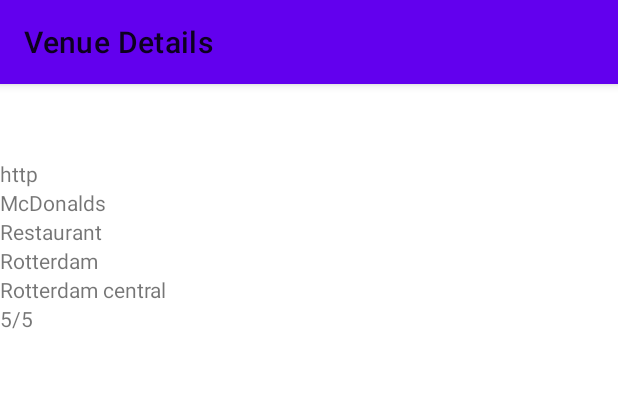
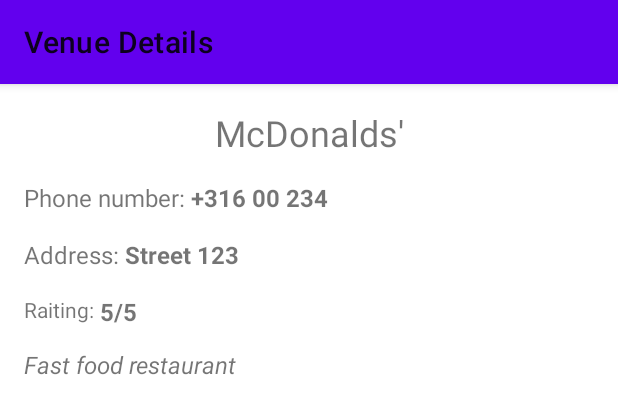
Before and after one commit to Deniss84/ProjectInSquare, an Android app: the layout fragment_details.xml on its own in the app's theme, with its tools: preview values and no code run, on a phone screen of 412 x 824 dp. Shown: the top 414 px of the screen. Run offline under Robolectric (Android 15) with nearby library versions, the phone set to English and light mode, and no system bars.

Commit message:
Update details screen UI

```diff
--- a/app/src/main/res/layout/fragment_details.xml
+++ b/app/src/main/res/layout/fragment_details.xml
@@ -26,62 +26,99 @@
 
         <androidx.constraintlayout.widget.ConstraintLayout
             android:layout_width="match_parent"
-            android:layout_height="wrap_content">
-
-            <TextView
-                android:id="@+id/photo"
-                android:layout_marginTop="50dp"
-                android:layout_width="match_parent"
-                android:layout_height="wrap_content"
-                app:layout_constraintEnd_toEndOf="parent"
-                app:layout_constraintStart_toStartOf="parent"
-                app:layout_constraintTop_toTopOf="parent"
-                tools:text="http" />
+            android:layout_height="wrap_content"
+            android:padding="16dp">
 
             <TextView
                 android:id="@+id/title"
                 android:layout_width="match_parent"
                 android:layout_height="wrap_content"
+                android:gravity="center_horizontal"
+                android:textSize="24sp"
                 app:layout_constraintEnd_toEndOf="parent"
                 app:layout_constraintStart_toStartOf="parent"
-                app:layout_constraintTop_toBottomOf="@+id/photo"
-                tools:text="McDonalds" />
+                app:layout_constraintTop_toTopOf="parent"
+                tools:text="McDonalds'" />
+
+
+            <TextView
+                android:id="@+id/contact_label"
+                android:layout_width="wrap_content"
+                android:layout_height="wrap_content"
+                android:layout_marginTop="16dp"
+                android:text="@string/phone"
+                android:textSize="16sp"
+                app:layout_constraintStart_toStartOf="parent"
+                app:layout_constraintTop_toBottomOf="@+id/title" />
+
+            <TextView
+                android:id="@+id/contact"
+                android:layout_width="0dp"
+                android:layout_height="wrap_content"
+                android:layout_marginStart="4dp"
+                android:textSize="16sp"
+                android:textStyle="bold"
+                app:layout_constraintBottom_toBottomOf="@+id/contact_label"
+                app:layout_constraintEnd_toEndOf="parent"
+                app:layout_constraintStart_toEndOf="@id/contact_label"
+                tools:text="+316 00 234" />
+
+
+            <TextView
+                android:id="@+id/address_label"
+                android:layout_width="0dp"
+                android:layout_height="wrap_content"
+                android:layout_marginTop="16dp"
+                android:text="@string/address"
+                android:textSize="16sp"
+                app:layout_constraintStart_toStartOf="parent"
+                app:layout_constraintTop_toBottomOf="@+id/contact_label" />
+
+            <TextView
+                android:id="@+id/address"
+                android:layout_width="0dp"
+                android:layout_height="wrap_content"
+                android:layout_marginStart="4dp"
+                android:textSize="16sp"
+                android:textStyle="bold"
+                app:layout_constraintEnd_toEndOf="parent"
+                app:layout_constraintStart_toEndOf="@id/address_label"
+                app:layout_constraintTop_toTopOf="@+id/address_label"
+                tools:text="Street 123" />
+
+
+            <TextView
+                android:id="@+id/raiting_label"
+                android:layout_width="0dp"
+                android:layout_height="wrap_content"
+                android:layout_marginTop="16dp"
+                android:text="@string/raiting"
+                app:layout_constraintStart_toStartOf="parent"
+                app:layout_constraintTop_toBottomOf="@+id/address_label" />
+
+            <TextView
+                android:id="@+id/raiting"
+                android:layout_width="0dp"
+                android:layout_height="wrap_content"
+                android:layout_marginStart="4dp"
+                android:textSize="16sp"
+                android:textStyle="bold"
+                app:layout_constraintEnd_toEndOf="parent"
+                app:layout_constraintStart_toEndOf="@id/raiting_label"
+                app:layout_constraintTop_toTopOf="@+id/raiting_label"
+                tools:text="5/5" />
 
             <TextView
                 android:id="@+id/description"
                 android:layout_width="match_parent"
                 android:layout_height="wrap_content"
+                android:layout_marginTop="16dp"
+                android:textSize="16sp"
+                android:textStyle="italic"
                 app:layout_constraintEnd_toEndOf="parent"
                 app:layout_constraintStart_toStartOf="parent"
-                app:layout_constraintTop_toBottomOf="@+id/title"
-                tools:text="Restaurant" />
-
-            <TextView
-                android:id="@+id/contact"
-                android:layout_width="match_parent"
-                android:layout_height="wrap_content"
-                app:layout_constraintEnd_toEndOf="parent"
-                app:layout_constraintStart_toStartOf="parent"
-                app:layout_constraintTop_toBottomOf="@+id/description"
-                tools:text="Rotterdam" />
-
-            <TextView
-                android:id="@+id/address"
-                android:layout_width="match_parent"
-                android:layout_height="wrap_content"
-                app:layout_constraintEnd_toEndOf="parent"
-                app:layout_constraintStart_toStartOf="parent"
-                app:layout_constraintTop_toBottomOf="@+id/contact"
-                tools:text="Rotterdam central" />
-
-            <TextView
-                android:id="@+id/raiting"
-                android:layout_width="match_parent"
-                android:layout_height="wrap_content"
-                app:layout_constraintEnd_toEndOf="parent"
-                app:layout_constraintStart_toStartOf="parent"
-                app:layout_constraintTop_toBottomOf="@+id/address"
-                tools:text="5/5" />
+                app:layout_constraintTop_toBottomOf="@+id/raiting_label"
+                tools:text="Fast food restaurant" />
 
 
         </androidx.constraintlayout.widget.ConstraintLayout>
--- a/app/src/main/res/values/strings.xml
+++ b/app/src/main/res/values/strings.xml
@@ -1,4 +1,7 @@
 <resources>
     <string name="app_name">ProjectInSquare</string>
     <string name="details_title">Venue Details</string>
+    <string name="phone">Phone number:</string>
+    <string name="address">Address:</string>
+    <string name="raiting">Raiting:</string>
 </resources>
```
